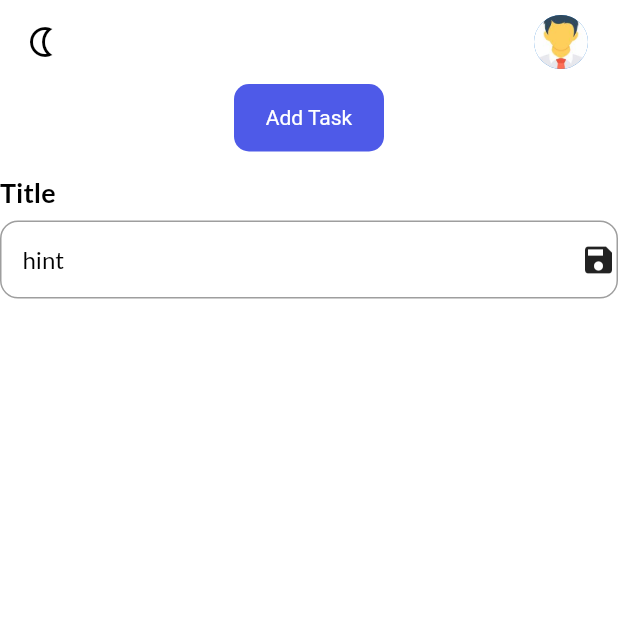
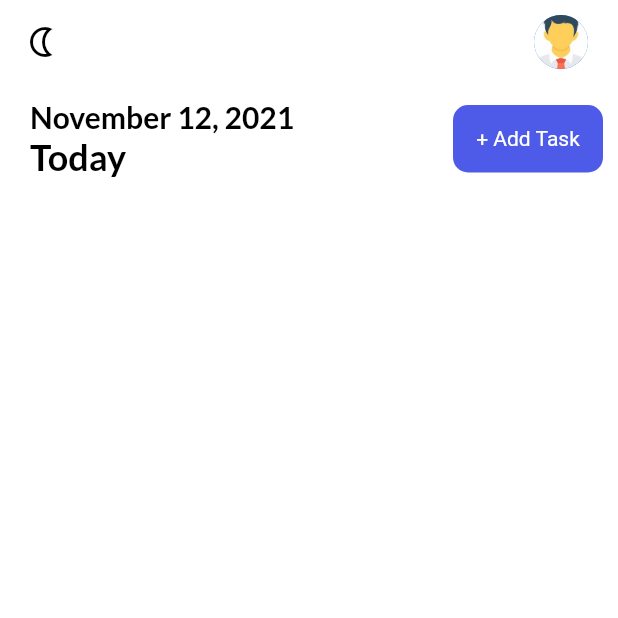
Before and after one commit to AbdArrahmanD/todo, a Flutter app: the screen it shows after launch, on a phone screen of 412 x 824 dp, the top half of it. Run offline on Flutter 3.47's test engine with Material 2 defaults, Android fonts, the phone set to English and light mode, and no system bars; our stand-ins replace get, get_storage, google_fonts.

Commit message:
designing Home Page -not Complete

```diff
--- a/lib/controllers/task_controller.dart
+++ b/lib/controllers/task_controller.dart
@@ -1,3 +1,5 @@
 import 'package:get/get.dart';
 
-class TaskController extends GetxController {}
+class TaskController extends GetxController {
+  getTask() {}
+}
--- a/lib/views/pages/home_page.dart
+++ b/lib/views/pages/home_page.dart
@@ -1,5 +1,6 @@
 import 'package:flutter/material.dart';
 import 'package:get/get.dart';
+import 'package:intl/intl.dart';
 import 'package:todo/services/theme_services.dart';
 import 'package:todo/views/pages/add_task_page.dart';
 import 'package:todo/views/theme.dart';
@@ -21,25 +22,12 @@ class _HomePageState extends State<HomePage> {
     return Scaffold(
       backgroundColor: context.theme.backgroundColor,
       appBar: appBar(),
-      body: Container(
-          child: SingleChildScrollView(
-        child: Column(
-          mainAxisAlignment: MainAxisAlignment.center,
-          children: [
-            MyButton(
-              label: 'Add Task',
-              onTap: () {
-                Get.to(() => const AddTaskPage());
-              },
-            ),
-            const InputField(
-              title: 'Title',
-              hint: 'hint',
-              widget: Icon(Icons.save),
-            )
-          ],
-        ),
-      )),
+      body: Column(
+        children: [
+          Container(),
+          taskBar(),
+        ],
+      ),
     );
   }
 
@@ -67,4 +55,39 @@ class _HomePageState extends State<HomePage> {
           onPressed: () => ThemeServices().switchThemeMode(),
         ),
       );
+
+  taskBar() {
+    return Container(
+      margin: const EdgeInsets.only(
+        left: 20,
+        right: 10,
+        top: 10,
+      ),
+      child: Row(
+        mainAxisAlignment: MainAxisAlignment.spaceBetween,
+        children: [
+          Column(
+            crossAxisAlignment: CrossAxisAlignment.start,
+            children: [
+              Text(
+                DateFormat.yMMMMd().format(DateTime.now()),
+                style: subHeadingStyle,
+              ),
+              Text(
+                'Today',
+                style: headingStyle,
+              ),
+            ],
+          ),
+          MyButton(
+              label: '+ Add Task',
+              onTap: () async {
+                await Get.to(() => const AddTaskPage());
+                //taskController.getTasks()
+                ThemeServices().switchThemeMode();
+              }),
+        ],
+      ),
+    );
+  }
 }
```
